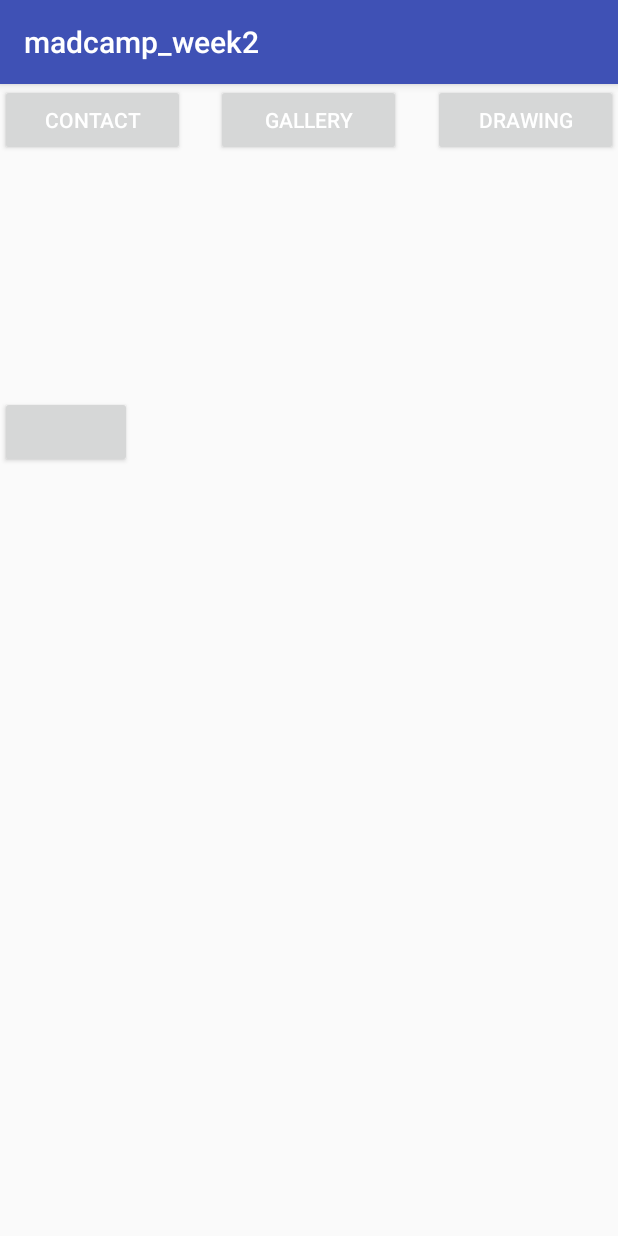
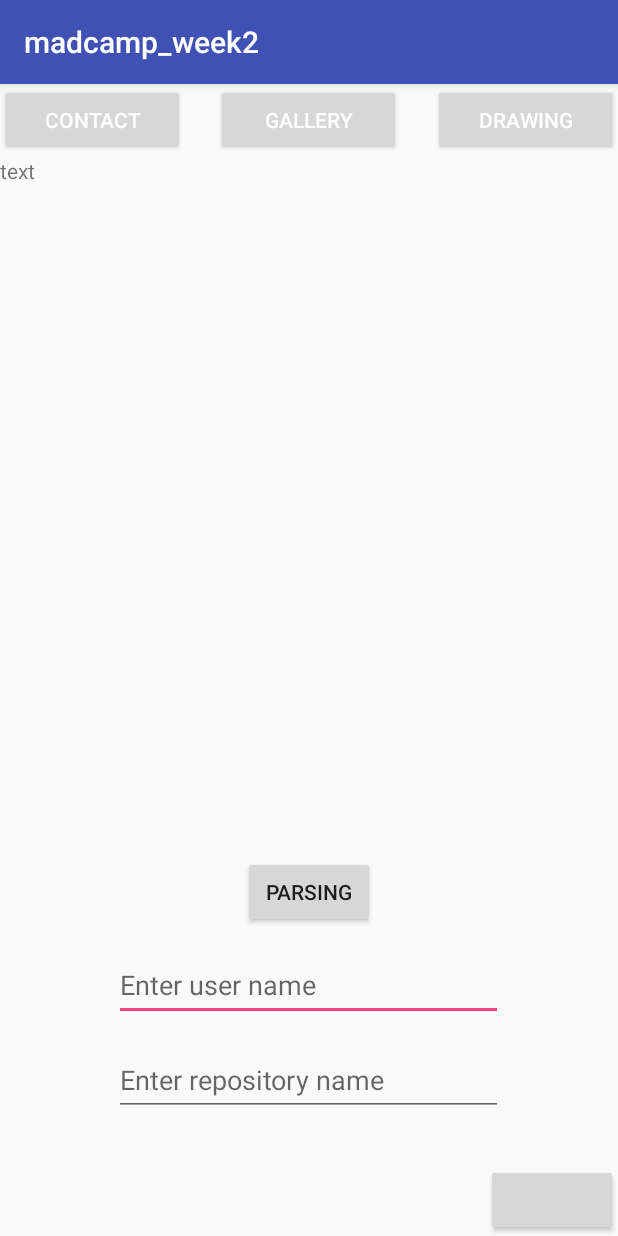
Before and after one commit to jominjimail/2018_Summer_Mad_Week2, an Android app: the tap3Activity screen opened directly, with no data from a screen before it, on a phone screen of 412 x 824 dp. Run offline under Robolectric (Android 15) with nearby library versions, the phone set to English and light mode, and no system bars; libraries missing offline, so code that uses them is left out: com.facebook, com.facebook.appevents, com.facebook.login; plain views replace LoginButton; 6 statements that could not run were skipped.

Commit message:
tab3 implementing
1

```diff
--- a/facebook_login/app/build.gradle
+++ b/facebook_login/app/build.gradle
@@ -19,7 +19,7 @@ android {
 }
 
 dependencies {
-    implementation fileTree(dir: 'libs', include: ['*.jar'])
+    implementation fileTree(include: ['*.jar'], dir: 'libs')
     implementation 'com.android.support:appcompat-v7:28.0.0-alpha3'
     implementation 'com.android.support.constraint:constraint-layout:1.1.2'
     implementation 'com.google.firebase:firebase-database:11.8.0'
@@ -30,7 +30,6 @@ dependencies {
     implementation 'com.github.bumptech.glide:glide:3.7.0'
     implementation 'com.google.firebase:firebase-core:16.0.0'
     implementation 'com.google.firebase:firebase-storage:16.0.1'
-
-
+    implementation files('libs/jsoup-1.11.3.jar')
 }
 apply plugin: 'com.google.gms.google-services'
--- a/facebook_login/app/src/main/AndroidManifest.xml
+++ b/facebook_login/app/src/main/AndroidManifest.xml
@@ -8,6 +8,7 @@
     <uses-permission android:name="android.permission.CAMERA" />
     <uses-permission android:name="android.permission.camera2" />
     <uses-permission android:name="android.hardware.camera2" />
+    <uses-permission android:name="android.permission.INTERNET"/>
 
     <application
         android:allowBackup="true"
--- a/facebook_login/app/src/main/java/com/example/q/madcamp_week2/tap3Activity.java
+++ b/facebook_login/app/src/main/java/com/example/q/madcamp_week2/tap3Activity.java
@@ -1,11 +1,17 @@
 package com.example.q.madcamp_week2;
 
+import android.Manifest;
 import android.content.Intent;
+import android.os.AsyncTask;
+import android.os.Build;
 import android.os.Bundle;
 import android.support.v7.app.AppCompatActivity;
 import android.util.Log;
 import android.view.View;
 import android.widget.Button;
+import android.widget.EditText;
+import android.widget.TextView;
+import android.widget.Toast;
 
 import com.facebook.CallbackManager;
 import com.facebook.FacebookCallback;
@@ -16,23 +22,88 @@ import com.facebook.login.LoginManager;
 import com.facebook.login.LoginResult;
 import com.facebook.login.widget.LoginButton;
 
+import org.jsoup.Connection;
+import org.jsoup.Jsoup;
+import org.jsoup.nodes.Document;
+import org.jsoup.nodes.Element;
+import org.jsoup.select.Elements;
+
+import java.io.IOException;
+
 
 public class tap3Activity extends AppCompatActivity {
     private static final String TAG = "MainActivity";
 
     private CallbackManager callbackManager;
+    Elements contents;
+    Document doc = null;
+    String Top10;//결과를 저장할 문자열변수
 
 
     LoginButton facebook_login;
+
+    TextView textView;
 
 
     @Override
     protected void onCreate(Bundle savedInstanceState) {
         super.onCreate(savedInstanceState);
         setContentView(R.layout.tap3_layout);
+
+
         Button tap1 = (Button) findViewById(R.id.act3_tap1_btn);
         Button tap2 = (Button) findViewById(R.id.act3_tap2_btn);
         Button tap3 = (Button) findViewById(R.id.act3_tap3_btn);
+        Button parse_btn = (Button) findViewById(R.id.parse_button);
+        EditText mater = (EditText) findViewById(R.id.master_name);
+        EditText repo = (EditText) findViewById(R.id.repo_name);
+        textView = (TextView) findViewById(R.id.textBox);
+
+        /*
+
+
+        try {
+            //https://github.com/jominjimail/2018_Summer_Mad_Week2/graphs/contributors
+
+
+            Document rawData = Jsoup.connect("https://www.naver.com/").get();
+
+        } catch (IOException e) {
+            Toast.makeText(getApplicationContext(), "connection failed", Toast.LENGTH_SHORT).show();
+        }
+        */
+
+        parse_btn.setOnClickListener(new View.OnClickListener() {
+            @Override
+            public void onClick(View view) {
+                new AsyncTask() {//AsyncTask객체 생성
+                    @Override
+                    protected Object doInBackground(Object[] params) {
+                        try {
+                            doc = Jsoup.connect("https://github.com/jominjimail/2018_Summer_Mad_Week2/commits/master").get(); //naver페이지를 불러옴
+                            contents = doc.select("a.commit-author.tooltipped.tooltipped-s.user-mention");//셀렉터로 span태그중 class값이 ah_k인 내용을 가져옴
+                        } catch (IOException e) {
+                            e.printStackTrace();
+                        }
+                        Top10 = "";
+                        int cnt = 0;//숫자를 세기위한 변수
+                        for(Element element: contents) {
+                            cnt++;
+                            Top10 += cnt+". "+element.text() + "\n";
+                            if(cnt == 100)//10위까지 파싱하므로
+                                break;
+                        }
+                        return null;
+                    }
+                    @Override
+                    protected void onPostExecute(Object o) {
+                        super.onPostExecute(o);
+                        Log.i("TAG",""+Top10);
+                        textView.setText(Top10);
+                    }
+                }.execute();
+            }
+        });
 
 
         tap1.setOnClickListener(new View.OnClickListener() {
@@ -57,6 +128,7 @@ public class tap3Activity extends AppCompatActivity {
             }
         });
 
+
         //facebook
         FacebookSdk.sdkInitialize(getApplicationContext());
         AppEventsLogger.activateApp(this);
@@ -71,23 +143,24 @@ public class tap3Activity extends AppCompatActivity {
                     @Override
                     public void onSuccess(LoginResult loginResult) {
                         // App code
-                        Log.d(TAG,"onSucces LoginResult="+loginResult);
+                        Log.d(TAG, "onSucces LoginResult=" + loginResult);
                     }
 
                     @Override
                     public void onCancel() {
                         // App code
-                        Log.d(TAG,"onCancel");
+                        Log.d(TAG, "onCancel");
                     }
 
                     @Override
                     public void onError(FacebookException exception) {
                         // App code
-                        Log.d(TAG,"onError");
+                        Log.d(TAG, "onError");
                     }
                 });
 
     }
+
     @Override
     protected void onActivityResult(int requestCode, int resultCode, Intent data) {
         super.onActivityResult(requestCode, resultCode, data);
@@ -95,8 +168,4 @@ public class tap3Activity extends AppCompatActivity {
     }
 
 
-
-
-
-
 }
--- a/facebook_login/app/src/main/res/layout/tap3_layout.xml
+++ b/facebook_login/app/src/main/res/layout/tap3_layout.xml
@@ -8,9 +8,8 @@
         android:id="@+id/facebook_login"
         android:layout_width="wrap_content"
         android:layout_height="wrap_content"
-        android:layout_alignParentStart="true"
-        android:layout_alignParentTop="true"
-        android:layout_marginTop="208dp" />
+        android:layout_alignParentBottom="true"
+        android:layout_alignParentEnd="true" />
 
     <Button
         android:id="@+id/act3_tap1_btn"
@@ -39,11 +38,49 @@
         android:text="drawing"
         android:textColor="#ffffff" />
 
+    <EditText
+        android:id="@+id/master_name"
+        android:layout_width="259dp"
+        android:layout_height="48dp"
+
+        android:layout_alignParentBottom="true"
+        android:layout_centerHorizontal="true"
+        android:layout_marginBottom="143dp"
+        android:hint="Enter user name" />
+
+    <EditText
+        android:id="@+id/repo_name"
+        android:layout_width="259dp"
+        android:layout_height="48dp"
 
 
+        android:layout_alignParentBottom="true"
+        android:layout_centerHorizontal="true"
+        android:layout_marginBottom="80dp"
+        android:hint="Enter repository name" />
 
+    <Button
+        android:id="@+id/parse_button"
+        android:layout_width="wrap_content"
+        android:layout_height="wrap_content"
+        android:layout_alignParentBottom="true"
+        android:layout_centerHorizontal="true"
+        android:layout_marginBottom="205dp"
+        android:text="parsing" />
 
+    <ScrollView
+        android:layout_width="match_parent"
+        android:layout_height="match_parent">
 
+    </ScrollView>
+
+    <TextView
+        android:id="@+id/textBox"
+        android:layout_width="match_parent"
+        android:layout_height="266dp"
+        android:layout_alignParentStart="true"
+        android:layout_below="@+id/act3_tap1_btn"
+        android:text="text" />
 
 
 </RelativeLayout>
```
Also changed, not shown: facebook_login/app/src/main/res/layout/tap1_layout.xml (+3 -4 lines), facebook_login/app/libs/jsoup-1.11.3.jar (added).
